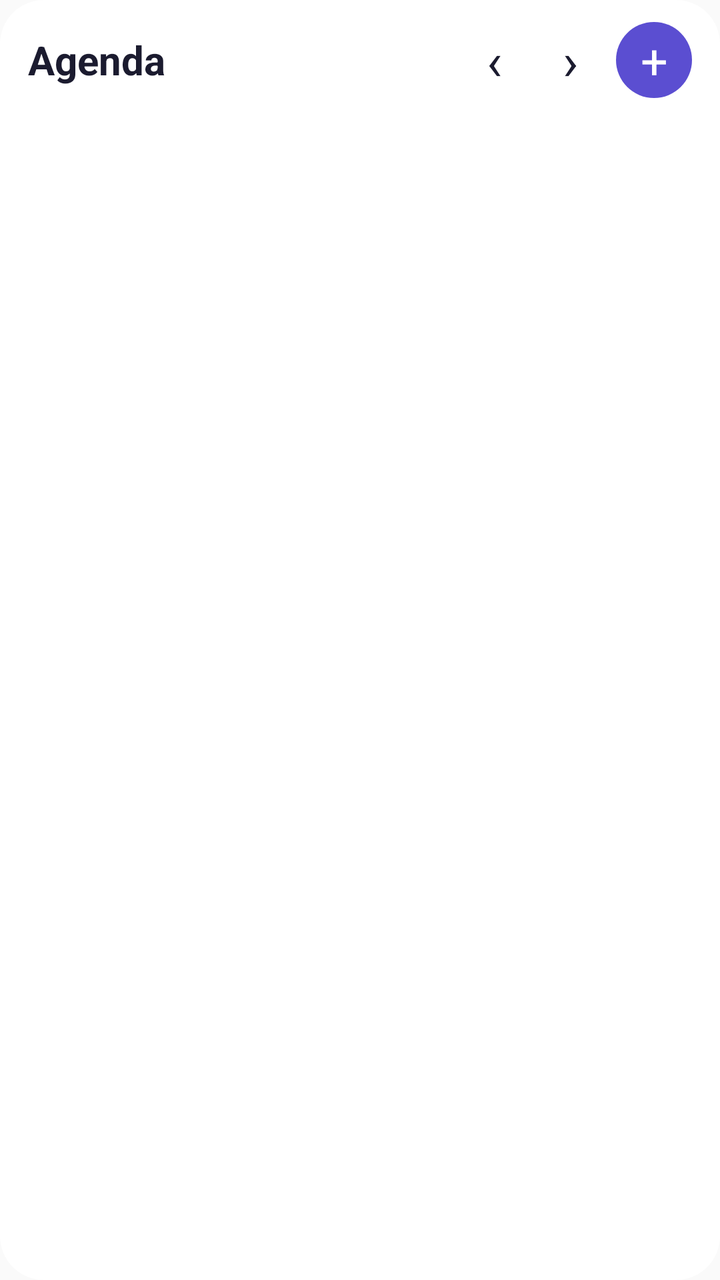
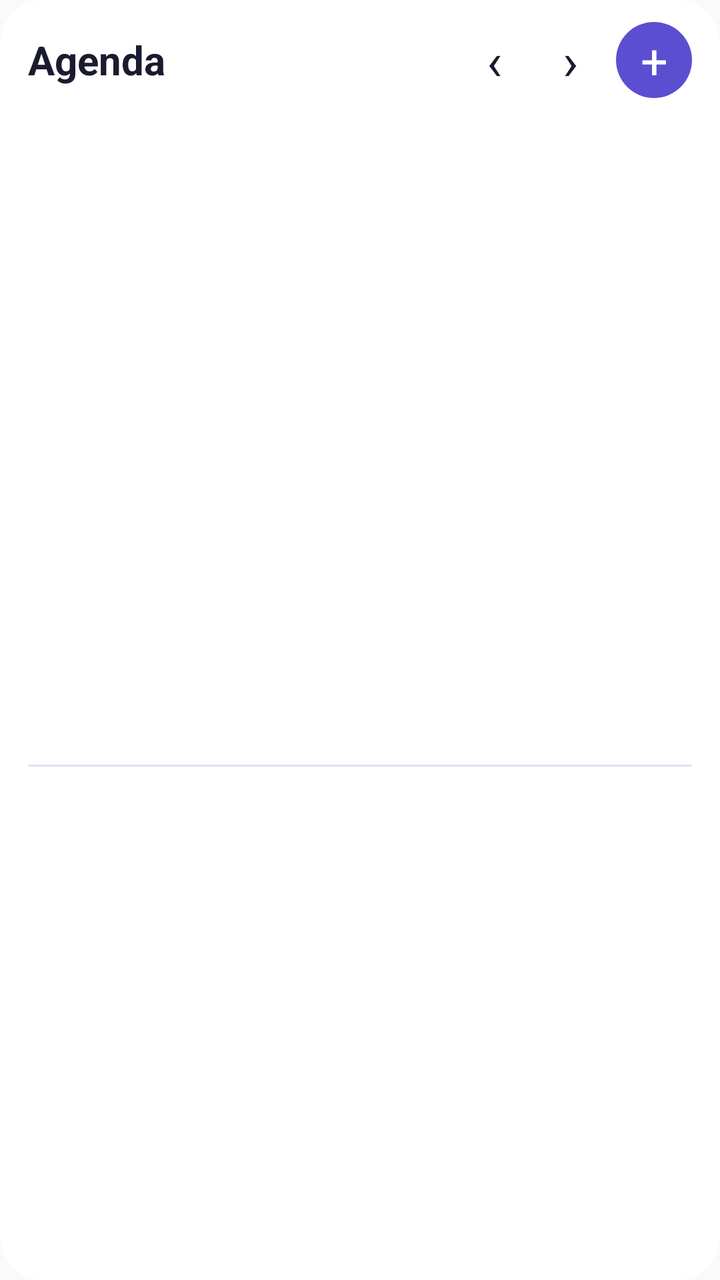

Two renders of the same Android screen: before a commit and after it. Below are the layout's source before the change and the commit's diff.
<!-- AndroidManifest.xml: application theme android:Theme.Material.Light.NoActionBar -->
<!-- res/layout/widget_agenda.xml -->
<?xml version="1.0" encoding="utf-8"?>
<LinearLayout xmlns:android="http://schemas.android.com/apk/res/android"
    android:id="@+id/aroot"
    android:layout_width="match_parent" android:layout_height="match_parent"
    android:orientation="vertical" android:background="@drawable/widget_bg"
    android:paddingLeft="14dp" android:paddingRight="14dp" android:paddingTop="8dp" android:paddingBottom="10dp">

    <LinearLayout android:layout_width="match_parent" android:layout_height="44dp"
        android:orientation="horizontal" android:gravity="center_vertical">
        <TextView android:id="@+id/atitle" android:layout_width="0dp" android:layout_weight="1" android:layout_height="wrap_content"
            android:text="Agenda" android:textSize="20sp" android:textStyle="bold" android:textColor="@color/widget_text" />
        <TextView android:id="@+id/aprev" android:layout_width="38dp" android:layout_height="38dp"
            android:gravity="center" android:text="‹" android:textSize="26sp" android:textColor="@color/widget_text" />
        <TextView android:id="@+id/anext" android:layout_width="38dp" android:layout_height="38dp"
            android:gravity="center" android:text="›" android:textSize="26sp" android:textColor="@color/widget_text" />
        <TextView android:id="@+id/aplus" android:layout_width="38dp" android:layout_height="38dp"
            android:layout_marginLeft="4dp" android:background="@drawable/btn_plus_bg"
            android:gravity="center" android:text="+" android:textSize="24sp" android:textColor="#FFFFFF" />
    </LinearLayout>

    <ImageView android:id="@+id/acal" android:layout_width="match_parent" android:layout_height="0dp"
        android:layout_weight="1" android:scaleType="fitXY" />

    <TextView android:id="@+id/afoot" android:layout_width="match_parent" android:layout_height="wrap_content"
        android:paddingTop="3dp" android:textSize="9sp" android:textColor="@color/widget_text2" />
</LinearLayout>
<!-- resources referenced by this layout -->
<resources>
  <color name="widget_text">#1B1B2F</color>
  <color name="widget_text2">#5A5873</color>
  <!-- drawable btn_plus_bg (drawable) -->
  <?xml version="1.0" encoding="utf-8"?>
  <shape xmlns:android="http://schemas.android.com/apk/res/android" android:shape="oval">
      <solid android:color="#5B4ED1" />
  </shape>
  <!-- drawable widget_bg (drawable) -->
  <?xml version="1.0" encoding="utf-8"?>
  <shape xmlns:android="http://schemas.android.com/apk/res/android" android:shape="rectangle">
      <solid android:color="@color/widget_bg" />
      <corners android:radius="22dp" />
  </shape>
  <color name="widget_bg">#FFFFFF</color>
</resources>

<!-- the commit's change to res/layout/widget_agenda.xml (unified diff, before → after) -->
@@ -19,7 +19,52 @@
     </LinearLayout>
 
     <ImageView android:id="@+id/acal" android:layout_width="match_parent" android:layout_height="0dp"
-        android:layout_weight="1" android:scaleType="fitXY" />
+        android:layout_weight="58" android:scaleType="fitXY" />
+
+    <LinearLayout android:id="@+id/alist" android:layout_width="match_parent" android:layout_height="0dp"
+        android:layout_weight="42" android:orientation="vertical" android:paddingTop="4dp">
+        <LinearLayout android:layout_width="match_parent" android:layout_height="1dp" android:background="@color/widget_line" />
+        <TextView android:id="@+id/ahoje" android:layout_width="match_parent" android:layout_height="18dp"
+            android:gravity="center_vertical" android:textSize="11sp" android:textStyle="bold" android:textColor="@color/widget_text2" />
+        <LinearLayout android:id="@+id/ar0" android:layout_width="match_parent" android:layout_height="20dp"
+            android:orientation="horizontal" android:gravity="center_vertical" android:visibility="gone">
+            <TextView android:id="@+id/ah0" android:layout_width="52dp" android:layout_height="wrap_content"
+                android:textSize="11sp" android:textStyle="bold" android:textColor="@color/widget_accent" android:maxLines="1" />
+            <TextView android:id="@+id/at0" android:layout_width="0dp" android:layout_weight="1" android:layout_height="wrap_content"
+                android:textSize="12sp" android:textColor="@color/widget_text" android:maxLines="1" android:ellipsize="end" />
+        </LinearLayout>
+        <LinearLayout android:id="@+id/ar1" android:layout_width="match_parent" android:layout_height="20dp"
+            android:orientation="horizontal" android:gravity="center_vertical" android:visibility="gone">
+            <TextView android:id="@+id/ah1" android:layout_width="52dp" android:layout_height="wrap_content"
+                android:textSize="11sp" android:textStyle="bold" android:textColor="@color/widget_accent" android:maxLines="1" />
+            <TextView android:id="@+id/at1" android:layout_width="0dp" android:layout_weight="1" android:layout_height="wrap_content"
+                android:textSize="12sp" android:textColor="@color/widget_text" android:maxLines="1" android:ellipsize="end" />
+        </LinearLayout>
+        <LinearLayout android:id="@+id/ar2" android:layout_width="match_parent" android:layout_height="20dp"
+            android:orientation="horizontal" android:gravity="center_vertical" android:visibility="gone">
+            <TextView android:id="@+id/ah2" android:layout_width="52dp" android:layout_height="wrap_content"
+                android:textSize="11sp" android:textStyle="bold" android:textColor="@color/widget_accent" android:maxLines="1" />
+            <TextView android:id="@+id/at2" android:layout_width="0dp" android:layout_weight="1" android:layout_height="wrap_content"
+                android:textSize="12sp" android:textColor="@color/widget_text" android:maxLines="1" android:ellipsize="end" />
+        </LinearLayout>
+        <LinearLayout android:id="@+id/ar3" android:layout_width="match_parent" android:layout_height="20dp"
+            android:orientation="horizontal" android:gravity="center_vertical" android:visibility="gone">
+            <TextView android:id="@+id/ah3" android:layout_width="52dp" android:layout_height="wrap_content"
+                android:textSize="11sp" android:textStyle="bold" android:textColor="@color/widget_accent" android:maxLines="1" />
+            <TextView android:id="@+id/at3" android:layout_width="0dp" android:layout_weight="1" android:layout_height="wrap_content"
+                android:textSize="12sp" android:textColor="@color/widget_text" android:maxLines="1" android:ellipsize="end" />
+        </LinearLayout>
+        <LinearLayout android:id="@+id/ar4" android:layout_width="match_parent" android:layout_height="20dp"
+            android:orientation="horizontal" android:gravity="center_vertical" android:visibility="gone">
+            <TextView android:id="@+id/ah4" android:layout_width="52dp" android:layout_height="wrap_content"
+                android:textSize="11sp" android:textStyle="bold" android:textColor="@color/widget_accent" android:maxLines="1" />
+            <TextView android:id="@+id/at4" android:layout_width="0dp" android:layout_weight="1" android:layout_height="wrap_content"
+                android:textSize="12sp" android:textColor="@color/widget_text" android:maxLines="1" android:ellipsize="end" />
+        </LinearLayout>
+        <TextView android:id="@+id/avazio" android:layout_width="match_parent" android:layout_height="20dp"
+            android:gravity="center_vertical" android:text="Nada marcado para hoje." android:textSize="12sp"
+            android:textColor="@color/widget_text2" android:visibility="gone" />
+    </LinearLayout>
 
     <TextView android:id="@+id/afoot" android:layout_width="match_parent" android:layout_height="wrap_content"
         android:paddingTop="3dp" android:textSize="9sp" android:textColor="@color/widget_text2" />
<!-- resource entries referenced after the edit -->
@@ -1,5 +1,7 @@
 <!-- resources referenced by this layout -->
 <resources>
+  <color name="widget_accent">#5B4ED1</color>
+  <color name="widget_line">#E3E1F0</color>
   <color name="widget_text">#1B1B2F</color>
   <color name="widget_text2">#5A5873</color>
   <!-- drawable btn_plus_bg (drawable) -->
